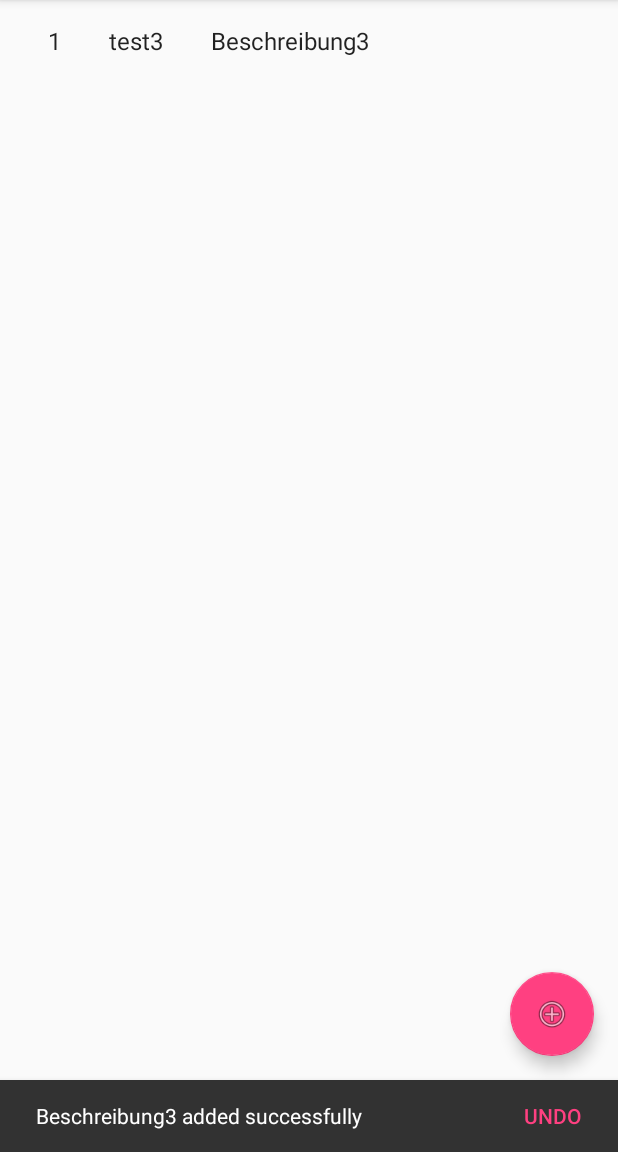
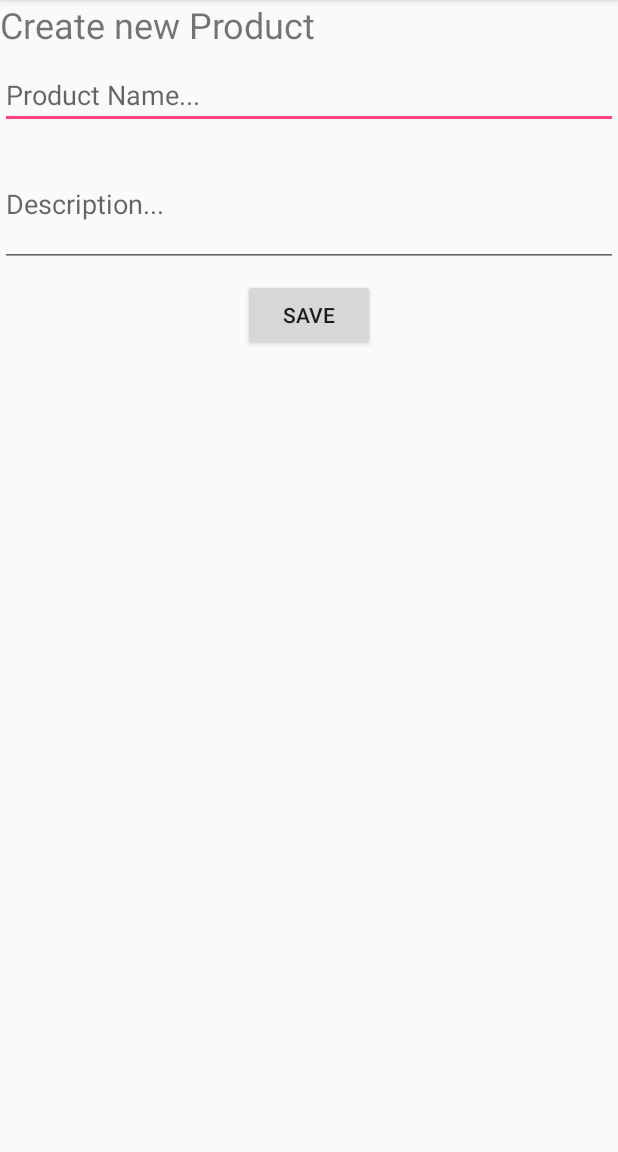
Before and after one commit to gelbsenf/shoppy, an Android app: the screen it shows after launch (ProductListActivity before the commit, ProductFillActivity after it), after a tap on an icon or button, on a phone screen of 412 x 824 dp, the part 84-1236 px from its top. Run offline under Robolectric (Android 15) with nearby library versions, the phone set to English and light mode, and no system bars; 4 statements that could not run were skipped.

Commit message:
FillActivity

```diff
--- a/app/build.gradle
+++ b/app/build.gradle
@@ -24,6 +24,7 @@ dependencies {
     implementation 'com.android.support:support-v4:26.1.0'
     implementation 'com.android.support:recyclerview-v7:26.1.0'
     implementation 'com.android.support:design:26.1.0'
+    implementation 'com.android.support.constraint:constraint-layout:1.0.2'
     testImplementation 'junit:junit:4.12'
     androidTestImplementation 'com.android.support.test:runner:1.0.1'
     androidTestImplementation 'com.android.support.test.espresso:espresso-core:3.0.1'
--- a/app/src/main/java/robsen/shoppy/ProductDetailActivity.java
+++ b/app/src/main/java/robsen/shoppy/ProductDetailActivity.java
@@ -58,7 +58,8 @@ public class ProductDetailActivity extends AppCompatActivity {
             // using a fragment transaction.
             Bundle arguments = new Bundle();
             arguments.putString(ProductDetailFragment.ARG_ID,
-                    getIntent().getStringExtra(ProductDetailFragment.ARG_ID));
+                    getIntent().getExtras().get(ProductDetailFragment.ARG_ID).toString());
+
             ProductDetailFragment fragment = new ProductDetailFragment();
             fragment.setArguments(arguments);
             getSupportFragmentManager().beginTransaction()
--- /dev/null
+++ b/app/src/main/java/robsen/shoppy/ProductFillActivity.java
@@ -0,0 +1,90 @@
+package robsen.shoppy;
+
+import android.support.design.widget.Snackbar;
+import android.support.v7.app.AppCompatActivity;
+import android.os.Bundle;
+import android.support.v7.widget.RecyclerView;
+import android.util.Log;
+import android.view.View;
+import android.widget.Button;
+import android.widget.TextView;
+
+import org.w3c.dom.Text;
+
+import robsen.shoppy.objects.Product;
+import robsen.shoppy.wrapper.DBHelper;
+
+public class ProductFillActivity extends AppCompatActivity {
+
+    private static final String TAG = "ProductFillActivity";
+    private String _title;
+
+    @Override
+    protected void onCreate(Bundle savedInstanceState) {
+        super.onCreate(savedInstanceState);
+        setContentView(R.layout.activity_product_fill);
+
+
+        if (getIntent().getExtras().getBoolean("robsen.shoppy.NEW")) {
+            _title = getResources().getString(R.string.product_detail_fields_Title_NEW);
+        } else {
+            _title = getResources().getString(R.string.product_detail_fields_Title_UPDATE);
+        }
+
+        TextView textView_title = (TextView) findViewById(R.id.textView_product_fill_title);
+        textView_title.setText(_title);
+
+        Button button_save = (Button) findViewById(R.id.button_save);
+        button_save.setOnClickListener(new View.OnClickListener() {
+
+            @Override
+            public void onClick(View view) {
+                final Product newProductAdded = createOrUpdateProduct();
+                if (newProductAdded != null) {
+                    // Message about success, UNDO Action deletes entry
+                    Snackbar.make(view, newProductAdded.get_name() + " added successfully", Snackbar.LENGTH_LONG)
+                            .setAction("UNDO", new View.OnClickListener() {
+                                @Override
+                                public void onClick(View view) {
+                                    newProductAdded.delete(ProductFillActivity.this);
+                                    Snackbar.make(view, newProductAdded.get_name() + " deleted!", Snackbar.LENGTH_LONG);
+                                }
+
+
+                            }).show();
+
+                } else  {
+                    // Todo: Pop Error on UI
+                    Log.e(TAG, "ERROR while creating new Product, onClick() of fabAddProduct");
+                }
+                createOrUpdateProduct();
+            }
+        });
+
+    }
+
+    /**
+     * Update or Create new Product
+     */
+    private Product createOrUpdateProduct(){
+        TextView textView_product_name = findViewById(R.id.editText_product_name);
+        TextView textView_product_description = findViewById(R.id.editText_product_description);
+        Product newProductToAdd;
+
+        //if (getIntent().getExtras().containsKey(DBHelper.DATABASE_FIELD_PRIMARY_KEY)) {
+         newProductToAdd = new Product(
+                 getIntent().getExtras().getInt(DBHelper.DATABASE_FIELD_PRIMARY_KEY, 0),
+                 textView_product_name.getText().toString(),
+                 textView_product_description.getText().toString());
+        //} else {
+//            newProductToAdd = new Product(textView_product_name.getText().toString(),
+  //                  textView_product_description.getText().toString());
+    //    }
+
+        if (newProductToAdd.save(ProductFillActivity.this)) {
+            return newProductToAdd;
+        }
+        return null;
+    }
+
+}
--- a/app/src/main/java/robsen/shoppy/ProductListActivity.java
+++ b/app/src/main/java/robsen/shoppy/ProductListActivity.java
@@ -1,5 +1,6 @@
 package robsen.shoppy;
 
+import android.app.Activity;
 import android.content.Context;
 import android.content.Intent;
 import android.os.Bundle;
@@ -65,26 +66,10 @@ public class ProductListActivity extends AppCompatActivity {
         fabAddProduct.setOnClickListener(new View.OnClickListener() {
             @Override
             public void onClick(View view) {
-
-                final Product newProductToAdd = new Product("test3", "Beschreibung3");
-                if (newProductToAdd.save(ProductListActivity.this)) {
-
-                    // Message about success, UNDO Action deletes entry
-                    Snackbar.make(view, newProductToAdd.get_description() + " added successfully", Snackbar.LENGTH_LONG)
-                            .setAction("UNDO", new View.OnClickListener() {
-                                @Override
-                                public void onClick(View view) {
-                                    newProductToAdd.delete(ProductListActivity.this);
-                                    Snackbar.make(view, newProductToAdd.get_description() + " deleted!", Snackbar.LENGTH_LONG);
-                                }
-
-
-                            }).show();
-                    setupRecyclerView((RecyclerView) recyclerView);
-                } else  {
-                    // Todo: Pop Error on UI
-                    Log.e(TAG, "ERROR while creating new Product, onClick() of fabAddProduct");
-                }
+                // initialize new ProductFillActivity with intent to create new Product
+                 Intent intentAddProduct = new Intent(getApplicationContext(), ProductFillActivity.class);
+                 intentAddProduct.putExtra("robsen.shoppy.NEW", true);
+                 startActivity(intentAddProduct);
             }
         });
     }
--- a/app/src/main/java/robsen/shoppy/objects/Product.java
+++ b/app/src/main/java/robsen/shoppy/objects/Product.java
@@ -59,6 +59,7 @@ public class Product {
 
         Log.e(TAG,"saving Product...");
         ContentValues contentValues = new ContentValues();
+        contentValues.put(ProductContract.FIELDS.ID, this._id);
         contentValues.put(ProductContract.FIELDS.NAME, this._name);
         contentValues.put(ProductContract.FIELDS.DESCRIPTION, this._description);
 
@@ -109,7 +110,6 @@ public class Product {
      * @param description
      */
     public Product(String name, String description) {
-        this._id = 0;
         this._name = name;
         this._description = description;
     }
--- a/app/src/main/java/robsen/shoppy/objects/ProductContent.java
+++ b/app/src/main/java/robsen/shoppy/objects/ProductContent.java
@@ -57,10 +57,6 @@ public class ProductContent {
         this.item_Map.put(String.valueOf(product.get_id()), product);
     }
 
-    public Product createProduct(int position) {
-        return new Product(position, "Item " + position, makeDetails(position));
-    }
-
     private String makeDetails(int position) {
         StringBuilder builder = new StringBuilder();
         builder.append("Details about Item: ").append(position);
--- a/app/src/main/java/robsen/shoppy/wrapper/DBHelper.java
+++ b/app/src/main/java/robsen/shoppy/wrapper/DBHelper.java
@@ -3,15 +3,12 @@ package robsen.shoppy.wrapper;
 import android.content.ContentValues;
 import android.content.Context;
 import android.database.Cursor;
-import android.database.DatabaseErrorHandler;
 import android.database.sqlite.SQLiteDatabase;
 import android.database.sqlite.SQLiteOpenHelper;
 import android.util.Log;
 
 import java.util.HashMap;
 import java.util.Map;
-
-import robsen.shoppy.objects.ProductCategory;
 
 
 /**
@@ -20,11 +17,13 @@ import robsen.shoppy.objects.ProductCategory;
 
 public class DBHelper extends SQLiteOpenHelper {
 
-    private static final String TAG = "DATABASE OPERATIONS";
+
 
     // Properties
+    private static final String TAG = "DATABASE OPERATIONS";
     private static final String DATABASE_NAME = "shoppy.DB";
     private static final int DATABASE_VERSION = 1;
+    public static final String DATABASE_FIELD_PRIMARY_KEY = "id";
     private SQLiteDatabase sqLiteDatabase;
 
     // Methods
@@ -62,7 +61,7 @@ public class DBHelper extends SQLiteOpenHelper {
      * @param fields
      */
     private void createTable(SQLiteDatabase db, String tableName, HashMap<String, String> fields) {
-        String command = "CREATE TABLE " + tableName + " ( id INTEGER PRIMARY KEY AUTOINCREMENT";
+        String command = "CREATE TABLE " + tableName + " ( +" + DATABASE_FIELD_PRIMARY_KEY + " INTEGER PRIMARY KEY AUTOINCREMENT";
 
         for (Map.Entry<String, String> entry : fields.entrySet())
             command = command + ", " + entry.getKey() + " " + entry.getValue();
@@ -73,18 +72,28 @@ public class DBHelper extends SQLiteOpenHelper {
     }
 
     /**
-     * Inserts a new DataRow
+     * Inserts or updates a new DataRow, depending on the id field in contentValues
      * @param tableName
      * @param contentValues
      */
     public int addData(String tableName, ContentValues contentValues) {
+        int id = 0;
         this.sqLiteDatabase = this.getWritableDatabase();
         try {
-            return (int)this.sqLiteDatabase.insert(tableName, null, contentValues);
+            id = (int) this.sqLiteDatabase.insertWithOnConflict(tableName, null,
+                    contentValues, SQLiteDatabase.CONFLICT_IGNORE);
+            if (id == -1) {
+                if (!contentValues.getAsString(DATABASE_FIELD_PRIMARY_KEY).isEmpty() && contentValues.getAsInteger(DATABASE_FIELD_PRIMARY_KEY) > 0) {
+                    id = (int) this.sqLiteDatabase.update(tableName, contentValues,
+                            "id=?", new String[]{contentValues.getAsString(DATABASE_FIELD_PRIMARY_KEY)});
+                }
+            }
+            return id;
         } catch (Exception ex) {
-            Log.e(TAG, "ERROR trying to write to: " + tableName);
+            Log.e(TAG, "ERROR trying to write to: " + tableName + " with contentValues: " + contentValues.toString());
+        } finally {
+            return id;
         }
-        return 0;
     }
 
     /**
--- a/app/src/main/res/layout/activity_product_detail.xml
+++ b/app/src/main/res/layout/activity_product_detail.xml
@@ -38,7 +38,8 @@
         android:id="@+id/product_detail_container"
         android:layout_width="match_parent"
         android:layout_height="match_parent"
-        app:layout_behavior="@string/appbar_scrolling_view_behavior" >
+        android:fillViewport="true"
+        app:layout_behavior="@string/appbar_scrolling_view_behavior">
 
     </android.support.v4.widget.NestedScrollView>
 
--- /dev/null
+++ b/app/src/main/res/layout/activity_product_fill.xml
@@ -0,0 +1,50 @@
+<?xml version="1.0" encoding="utf-8"?>
+<android.support.constraint.ConstraintLayout xmlns:android="http://schemas.android.com/apk/res/android"
+    xmlns:app="http://schemas.android.com/apk/res-auto"
+    xmlns:tools="http://schemas.android.com/tools"
+    android:layout_width="match_parent"
+    android:layout_height="match_parent"
+    tools:context="robsen.shoppy.ProductFillActivity">
+
+    <EditText
+        android:id="@+id/editText_product_name"
+        android:layout_width="match_parent"
+        android:layout_height="42dp"
+        android:layout_marginTop="44dp"
+        android:ems="10"
+        android:hint="@string/product_detail_fields_product_name"
+        android:inputType="textPersonName"
+        app:layout_constraintStart_toStartOf="parent"
+        app:layout_constraintTop_toTopOf="parent" />
+
+    <EditText
+        android:id="@+id/editText_product_description"
+        android:layout_width="match_parent"
+        android:layout_height="84dp"
+        android:layout_marginTop="8dp"
+        android:ems="10"
+        android:hint="@string/product_detail_fields_product_description"
+        android:inputType="textPersonName"
+        app:layout_constraintTop_toBottomOf="@+id/editText_product_name"
+        tools:layout_editor_absoluteX="0dp" />
+
+    <Button
+        android:id="@+id/button_save"
+        android:layout_width="wrap_content"
+        android:layout_height="wrap_content"
+        android:layout_marginEnd="8dp"
+        android:layout_marginStart="8dp"
+        android:layout_marginTop="8dp"
+        android:text="@string/product_detail_fields_button_save"
+        app:layout_constraintEnd_toEndOf="parent"
+        app:layout_constraintStart_toStartOf="parent"
+        app:layout_constraintTop_toBottomOf="@+id/editText_product_description" />
+
+    <TextView
+        android:id="@+id/textView_product_fill_title"
+        android:layout_width="match_parent"
+        android:layout_height="36dp"
+        android:textSize="24dp"
+        tools:layout_editor_absoluteX="0dp"
+        tools:layout_editor_absoluteY="2dp" />
+</android.support.constraint.ConstraintLayout>
--- a/app/src/main/res/layout/product_detail.xml
+++ b/app/src/main/res/layout/product_detail.xml
@@ -1,9 +1,10 @@
+
 <TextView xmlns:android="http://schemas.android.com/apk/res/android"
     xmlns:tools="http://schemas.android.com/tools"
     android:id="@+id/product_detail"
     style="?android:attr/textAppearanceLarge"
-    android:layout_width="match_parent"
-    android:layout_height="match_parent"
+    android:layout_width="wrap_content"
+    android:layout_height="wrap_content"
     android:padding="16dp"
     android:textIsSelectable="true"
     tools:context="robsen.shoppy.ProductDetailFragment" />
--- a/app/src/main/res/layout/product_list_content.xml
+++ b/app/src/main/res/layout/product_list_content.xml
@@ -24,4 +24,5 @@
         android:layout_height="wrap_content"
         android:layout_margin="@dimen/text_margin"
         android:textAppearance="?attr/textAppearanceListItem" />
+
 </LinearLayout>
--- a/app/src/main/res/values/strings.xml
+++ b/app/src/main/res/values/strings.xml
@@ -2,4 +2,11 @@
     <string name="app_name">shoppy</string>
     <string name="title_product_detail">Product Detail</string>
     <string name="textView_product_id">Product ID</string>
+    <string name="product_detail_fields_Title_NEW">Create new Product</string>
+    <string name="product_detail_fields_Title_UPDATE">Update Product</string>
+    <string name="product_detail_fields_product_name">Product Name...</string>
+    <string name="product_detail_fields_product_description">Description...</string>
+    <string name="product_detail_fields_button_save">Save</string>
+
+
 </resources>
```
Also changed, not shown: app/src/main/AndroidManifest.xml (+5 -4 lines), app/src/main/java/robsen/shoppy/ProductDetailFragment.java (+6 -5 lines).
